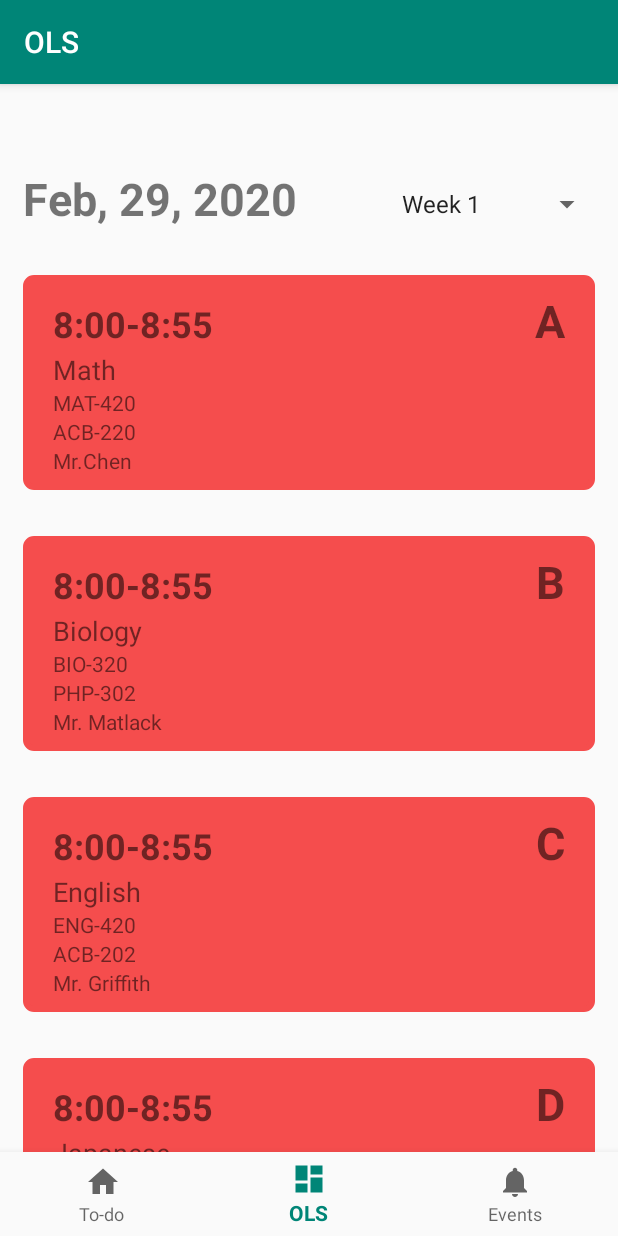
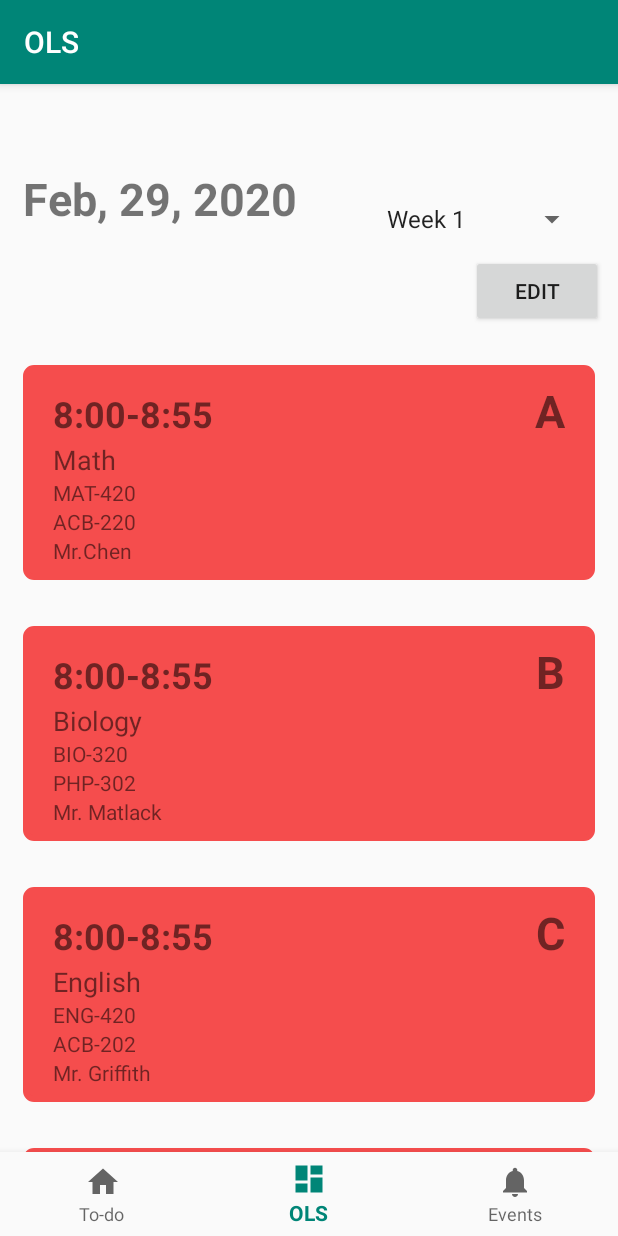
Before and after one commit to josephchen1/Connexeter, an Android app: the DashboardFragment screen opened through its navigation route, on a phone screen of 412 x 824 dp. Run offline under Robolectric (Android 15) with nearby library versions, the phone set to English and light mode, and no system bars; our stand-ins replace navigation-ui.

Commit message:
Fixy fixy for the everything

```diff
--- a/app/src/main/java/com/example/connexeter/MainActivity.java
+++ b/app/src/main/java/com/example/connexeter/MainActivity.java
@@ -1,9 +1,11 @@
 package com.example.connexeter;
 
+import android.app.FragmentManager;
 import android.os.Bundle;
 import android.view.View;
 import android.widget.AdapterView;
 
+import com.example.connexeter.ui.dashboard.DashboardViewModel;
 import com.example.connexeter.ui.notifications.NotificationsFragment;
 import com.google.android.material.bottomnavigation.BottomNavigationView;
 
@@ -30,6 +32,10 @@ public class MainActivity extends AppCompatActivity implements View.OnClickListe
         NavigationUI.setupWithNavController(navView, navController);
     }
 
+    public void loadUserInputScreen(View v) {
+        setContentView(R.layout.user_input_class_info);
+    }
+
     @Override
     public void onClick(View v) {
 
--- a/app/src/main/java/com/example/connexeter/ui/dashboard/inputClass.java
+++ b/app/src/main/java/com/example/connexeter/ui/UserInputOLS/inputClass.java
@@ -1,4 +1,4 @@
-package com.example.connexeter.ui.dashboard;
+package com.example.connexeter.ui.UserInputOLS;
 
 public class inputClass {
     private String formatLetter;
--- a/app/src/main/java/com/example/connexeter/ui/dashboard/inputClassAdapter.java
+++ b/app/src/main/java/com/example/connexeter/ui/UserInputOLS/inputClassAdapter.java
@@ -1,7 +1,6 @@
-package com.example.connexeter.ui.dashboard;
+package com.example.connexeter.ui.UserInputOLS;
 
 import android.content.Context;
-import android.text.Layout;
 import android.view.LayoutInflater;
 import android.view.View;
 import android.view.ViewGroup;
--- a/app/src/main/java/com/example/connexeter/ui/dashboard/DashboardFragment.java
+++ b/app/src/main/java/com/example/connexeter/ui/dashboard/DashboardFragment.java
@@ -4,23 +4,18 @@ import android.os.Bundle;
 import android.view.LayoutInflater;
 import android.view.View;
 import android.view.ViewGroup;
-import android.widget.AdapterView;
 import android.widget.ArrayAdapter;
-import android.widget.LinearLayout;
 import android.widget.Spinner;
 import android.widget.TextView;
 
-import androidx.annotation.Nullable;
 import androidx.annotation.NonNull;
 import androidx.fragment.app.Fragment;
-import androidx.lifecycle.Observer;
 import androidx.lifecycle.ViewModelProviders;
 import androidx.recyclerview.widget.LinearLayoutManager;
 import androidx.recyclerview.widget.RecyclerView;
 
 import com.example.connexeter.R;
 
-import java.lang.reflect.Array;
 import java.text.SimpleDateFormat;
 import java.util.ArrayList;
 import java.util.Date;
@@ -30,46 +25,16 @@ import java.util.Locale;
 public class DashboardFragment extends Fragment {
 
     DashboardViewModel dashboardViewModel;
-
     RecyclerView recyclerView;//for printing ols info
     addOLSAdapter adapter;
     List<addOLS> addOLSList;
 
-    RecyclerView inputClassRecyclerView; //for user input of ols info
-    inputClassAdapter adapterOLSInput;
-    List<inputClass> inputClassList;
-
-
-
-//    private RecyclerView className;
-//    private RecyclerView classLevel;
-//    private RecyclerView roomNumber;
-//    private RecyclerView teacherName;
-//    private RecyclerView format;
-
     public View onCreateView(@NonNull LayoutInflater inflater, ViewGroup container, Bundle savedInstanceState) {
         dashboardViewModel = ViewModelProviders.of(this).get(DashboardViewModel.class);
         View root = inflater.inflate(R.layout.fragment_dashboard, container, false);
-//input ols thing  THIS NEEDS TO BE INITIALIZED IN A NEW WINDOW AFTER HITTING A BUTTON
-        inputClassList = new ArrayList<>();
-        inputClassRecyclerView = (RecyclerView) root.findViewById(R.id.inputClassRecyclerView);
-        inputClassRecyclerView.setHasFixedSize(true);
-        inputClassRecyclerView.setLayoutManager(new LinearLayoutManager(getActivity()));
-
-        inputClassList.add(new inputClass("A Format Class:"));
-        inputClassList.add(new inputClass("B Format Class"));
-        inputClassList.add(new inputClass("C Format Class"));
-        inputClassList.add(new inputClass("D Format Class"));
-        inputClassList.add(new inputClass("E Format Class"));
-        inputClassList.add(new inputClass("F Format Class"));
-        inputClassList.add(new inputClass("G Format Class"));
-        inputClassList.add(new inputClass("H Format Class"));
-
-
 
 //printing ols thing
         addOLSList = new ArrayList<>();
-
         recyclerView = (RecyclerView) root.findViewById(R.id.recyclerView);
         recyclerView.setHasFixedSize(true);
         recyclerView.setLayoutManager(new LinearLayoutManager(getActivity()));
@@ -77,6 +42,7 @@ public class DashboardFragment extends Fragment {
                 new addOLS(1, "A", "Math", "MAT-420",
                         "ACB-220", "Mr.Chen")
         );
+
         addOLSList.add(
                 new addOLS(1,"B","Biology","BIO-320",
                         "PHP-302", "Mr. Matlack")
@@ -89,6 +55,27 @@ public class DashboardFragment extends Fragment {
                 new addOLS(1,"D","Japanese","JAP-120",
                         "ACB-402", "Ms. Tazawa")
         );
+
+        addOLSList.add(
+                new addOLS(1,"E","Japanese","JAP-120",
+                        "ACB-402", "Ms. Tazawa")
+        );
+
+        addOLSList.add(
+                new addOLS(1,"F","Japanese","JAP-120",
+                        "ACB-402", "Ms. Tazawa")
+        );
+
+        addOLSList.add(
+                new addOLS(1,"G","Japanese","JAP-120",
+                        "ACB-402", "Ms. Tazawa")
+        );
+
+        addOLSList.add(
+                new addOLS(1,"H","Japanese","JAP-120",
+                        "ACB-402", "Ms. Tazawa")
+        );
+
         adapter = new addOLSAdapter(getActivity(),addOLSList);
         recyclerView.setAdapter(adapter);
 
--- a/app/src/main/java/com/example/connexeter/ui/dashboard/addOLSAdapter.java
+++ b/app/src/main/java/com/example/connexeter/ui/dashboard/addOLSAdapter.java
@@ -35,7 +35,6 @@ public class addOLSAdapter extends RecyclerView.Adapter<addOLSAdapter.ProductVie
     @Override
     public void onBindViewHolder(@NonNull ProductViewHolder holder, int position) {
         addOLS product = productList.get(position);
-
         holder.format.setText(product.getFormat());
         holder.className.setText(product.getClassName());
         holder.classLevel.setText(product.getClassLevel());
--- /dev/null
+++ b/app/src/main/res/drawable/class1.xml
@@ -0,0 +1,14 @@
+<?xml version="1.0" encoding="utf-8"?>
+<shape xmlns:android="http://schemas.android.com/apk/res/android"
+    android:shape="rectangle">
+    <stroke
+        android:width="4dp"
+        android:color="@color/class1"></stroke>
+    <solid android:color="@color/class1"></solid>
+    <corners android:radius="5dp" />
+    <padding
+        android:bottom="10sp"
+        android:left="10sp"
+        android:right="10sp"
+        android:top="10sp"></padding>
+</shape>
--- a/app/src/main/res/drawable/class_shape.xml
+++ b/app/src/main/res/drawable/class2.xml
@@ -3,8 +3,8 @@
     android:shape="rectangle">
     <stroke
         android:width="4dp"
-        android:color="@color/classT"></stroke>
-    <solid android:color="@color/classT"></solid>
+        android:color="@color/class2"></stroke>
+    <solid android:color="@color/class2"></solid>
     <corners android:radius="5dp" />
     <padding
         android:bottom="10sp"
--- a/app/src/main/res/layout/add_class.xml
+++ b/app/src/main/res/layout/add_class.xml
@@ -3,7 +3,7 @@
     android:layout_width="match_parent"
     android:layout_height="wrap_content"
     android:layout_margin="15sp"
-    android:background="@drawable/class_shape"
+    android:background="@drawable/class1"
     android:orientation="vertical"
     android:visibility="visible">
 
--- a/app/src/main/res/layout/fragment_dashboard.xml
+++ b/app/src/main/res/layout/fragment_dashboard.xml
@@ -25,18 +25,25 @@
             android:textStyle="bold" />
 
         <LinearLayout
-            android:id="@+id/dateChange"
             android:layout_width="match_parent"
             android:layout_height="wrap_content"
-            android:gravity="right"
-            android:orientation="horizontal">
+            android:layout_margin="10sp"
+            android:gravity="end"
+            android:orientation="vertical">
 
             <Spinner
                 android:id="@+id/weekNumber"
                 android:layout_width="150sp"
                 android:layout_height="wrap_content"
-                android:layout_marginRight="10sp"
+                android:layout_marginEnd="10sp"
                 android:visibility="visible" />
+
+            <Button
+                android:id="@+id/EditClasses"
+                android:layout_width="wrap_content"
+                android:layout_height="wrap_content"
+                android:onClick="loadUserInputScreen"
+                android:text="@string/edit" />
         </LinearLayout>
 
     </LinearLayout>
@@ -53,7 +60,7 @@
                 <!--            android:layout_marginLeft="15sp"-->
                 <!--            android:layout_marginRight="15sp"-->
                 <!--            android:layout_marginBottom="15sp"-->
-                <!--            android:background="@drawable/class_shape"-->
+                <!--            android:background="@drawable/class1"-->
                 <!--            android:orientation="vertical"-->
                 <!--            android:visibility="visible">-->
 
--- a/app/src/main/res/layout/user_input_class_info.xml
+++ b/app/src/main/res/layout/user_input_class_info.xml
@@ -9,6 +9,9 @@
         android:id="@+id/confirmButton"
         android:layout_width="wrap_content"
         android:layout_height="wrap_content"
+        android:layout_marginTop="10sp"
+        android:layout_marginEnd="10sp"
+        android:onClick="onClick"
         android:text="@string/confirm" />
 
     <androidx.recyclerview.widget.RecyclerView
--- a/app/src/main/res/values/strings.xml
+++ b/app/src/main/res/values/strings.xml
@@ -33,4 +33,5 @@
     <string name="Room_number_hint">ACB-123</string>
     <string name="request_teacher">Teacher:</string>
     <string name="teacher_name_hint">Mr. Awesome</string>
+    <string name="edit">Edit</string>
 </resources>
--- a/build.gradle
+++ b/build.gradle
@@ -8,7 +8,6 @@ buildscript {
     }
     dependencies {
         classpath 'com.android.tools.build:gradle:3.5.3'
-        classpath 'com.google.gms:google-services:4.3.3'
         // NOTE: Do not place your application dependencies here; they belong
         // in the individual module build.gradle files
     }
@@ -25,5 +24,3 @@ allprojects {
 task clean(type: Delete) {
     delete rootProject.buildDir
 }
-
-apply plugin: 'com.google.gms.google-services'
```
Also changed, not shown: app/build.gradle (+0 -15 lines), app/src/main/java/com/example/connexeter/ui/UserInputOLS/UserInputScreen.java (added, +47 -0 lines), app/src/main/java/com/example/connexeter/ui/UserInputOLS/UserInputScreenViewModel.java (added, +17 -0 lines), app/src/main/res/values/colors.xml (+8 -1 lines).
